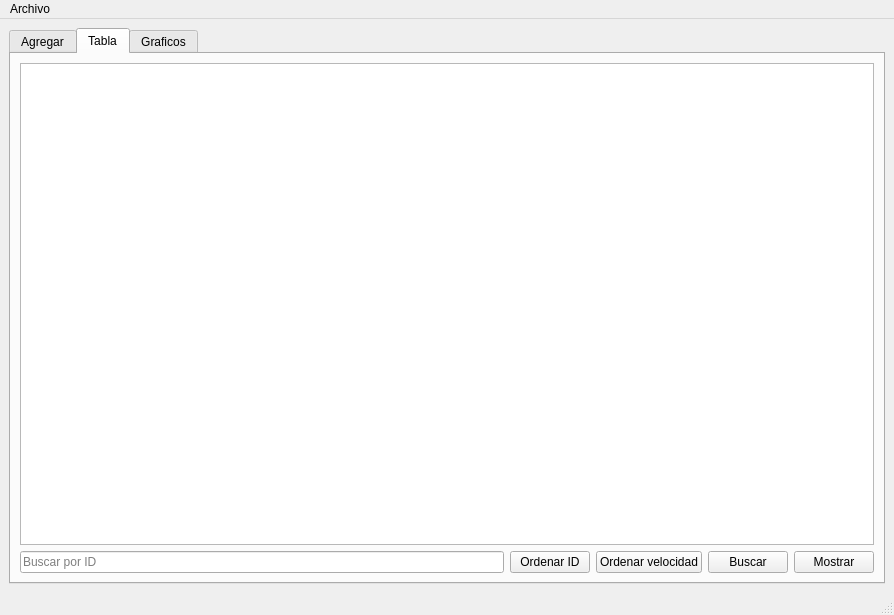
First picture: the form in views/mainwindow.ui, repository EduardoUDG/Py_aplicacionQt5Ubuntu, before the edit.
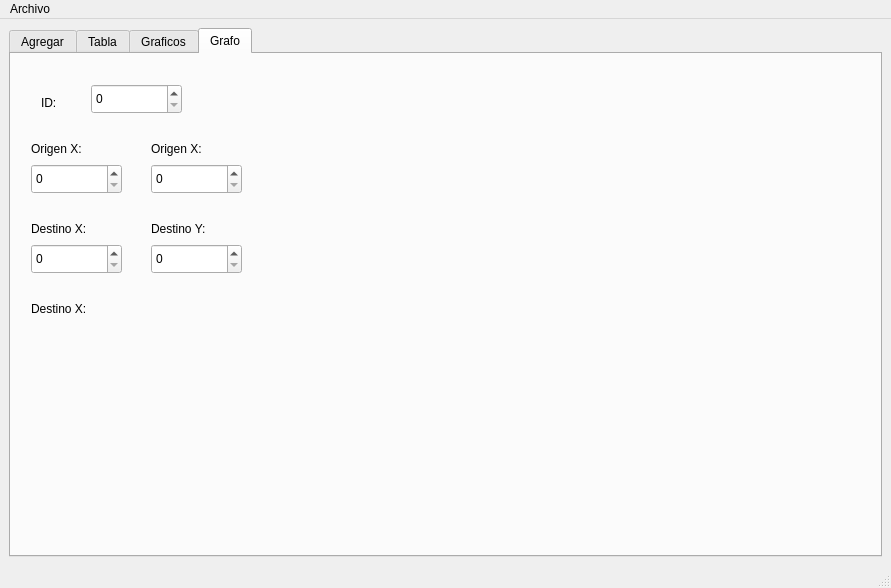
Second picture: the form after the edit.

Commit message: upgrade - grafos to my sort

Diff of the .ui file:
```diff
--- a/views/mainwindow.ui
+++ b/views/mainwindow.ui
@@ -6,8 +6,8 @@
    <rect>
     <x>0</x>
     <y>0</y>
-    <width>894</width>
-    <height>615</height>
+    <width>891</width>
+    <height>588</height>
    </rect>
   </property>
   <property name="windowTitle">
@@ -18,7 +18,7 @@
     <item row="0" column="0">
      <widget class="QTabWidget" name="tabWidget">
       <property name="currentIndex">
-       <number>1</number>
+       <number>3</number>
       </property>
       <widget class="QWidget" name="tab">
        <attribute name="title">
@@ -304,6 +304,139 @@
         </item>
        </layout>
       </widget>
+      <widget class="QWidget" name="tab_4">
+       <attribute name="title">
+        <string>Grafo</string>
+       </attribute>
+       <widget class="QSpinBox" name="spinBox">
+        <property name="geometry">
+         <rect>
+          <x>80</x>
+          <y>30</y>
+          <width>91</width>
+          <height>30</height>
+         </rect>
+        </property>
+       </widget>
+       <widget class="QLabel" name="label_11">
+        <property name="geometry">
+         <rect>
+          <x>30</x>
+          <y>40</y>
+          <width>67</width>
+          <height>17</height>
+         </rect>
+        </property>
+        <property name="text">
+         <string>ID:</string>
+        </property>
+       </widget>
+       <widget class="QLabel" name="label_12">
+        <property name="geometry">
+         <rect>
+          <x>20</x>
+          <y>80</y>
+          <width>67</width>
+          <height>30</height>
+         </rect>
+        </property>
+        <property name="text">
+         <string>Origen X:</string>
+        </property>
+       </widget>
+       <widget class="QSpinBox" name="spinBox_2">
+        <property name="geometry">
+         <rect>
+          <x>20</x>
+          <y>110</y>
+          <width>91</width>
+          <height>30</height>
+         </rect>
+        </property>
+       </widget>
+       <widget class="QLabel" name="label_13">
+        <property name="geometry">
+         <rect>
+          <x>140</x>
+          <y>80</y>
+          <width>67</width>
+          <height>30</height>
+         </rect>
+        </property>
+        <property name="text">
+         <string>Origen X:</string>
+        </property>
+       </widget>
+       <widget class="QSpinBox" name="spinBox_3">
+        <property name="geometry">
+         <rect>
+          <x>140</x>
+          <y>110</y>
+          <width>91</width>
+          <height>30</height>
+         </rect>
+        </property>
+       </widget>
+       <widget class="QLabel" name="label_14">
+        <property name="geometry">
+         <rect>
+          <x>20</x>
+          <y>160</y>
+          <width>81</width>
+          <height>30</height>
+         </rect>
+        </property>
+        <property name="text">
+         <string>Destino X:</string>
+        </property>
+       </widget>
+       <widget class="QLabel" name="label_15">
+        <property name="geometry">
+         <rect>
+          <x>140</x>
+          <y>160</y>
+          <width>81</width>
+          <height>30</height>
+         </rect>
+        </property>
+        <property name="text">
+         <string>Destino Y:</string>
+        </property>
+       </widget>
+       <widget class="QSpinBox" name="spinBox_4">
+        <property name="geometry">
+         <rect>
+          <x>20</x>
+          <y>190</y>
+          <width>91</width>
+          <height>30</height>
+         </rect>
+        </property>
+       </widget>
+       <widget class="QSpinBox" name="spinBox_5">
+        <property name="geometry">
+         <rect>
+          <x>140</x>
+          <y>190</y>
+          <width>91</width>
+          <height>30</height>
+         </rect>
+        </property>
+       </widget>
+       <widget class="QLabel" name="label_16">
+        <property name="geometry">
+         <rect>
+          <x>20</x>
+          <y>240</y>
+          <width>81</width>
+          <height>30</height>
+         </rect>
+        </property>
+        <property name="text">
+         <string>Destino X:</string>
+        </property>
+       </widget>
+      </widget>
      </widget>
     </item>
    </layout>
@@ -313,7 +446,7 @@
     <rect>
      <x>0</x>
      <y>0</y>
-     <width>894</width>
+     <width>891</width>
      <height>22</height>
     </rect>
    </property>
```
The commit also changes 3 other files.
